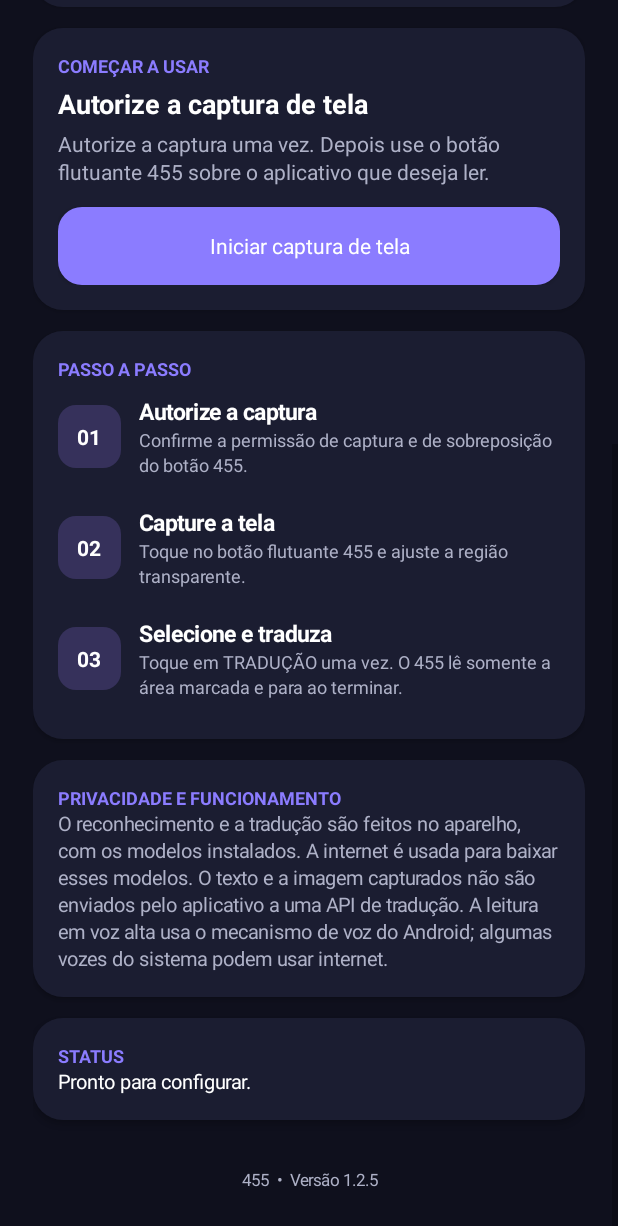
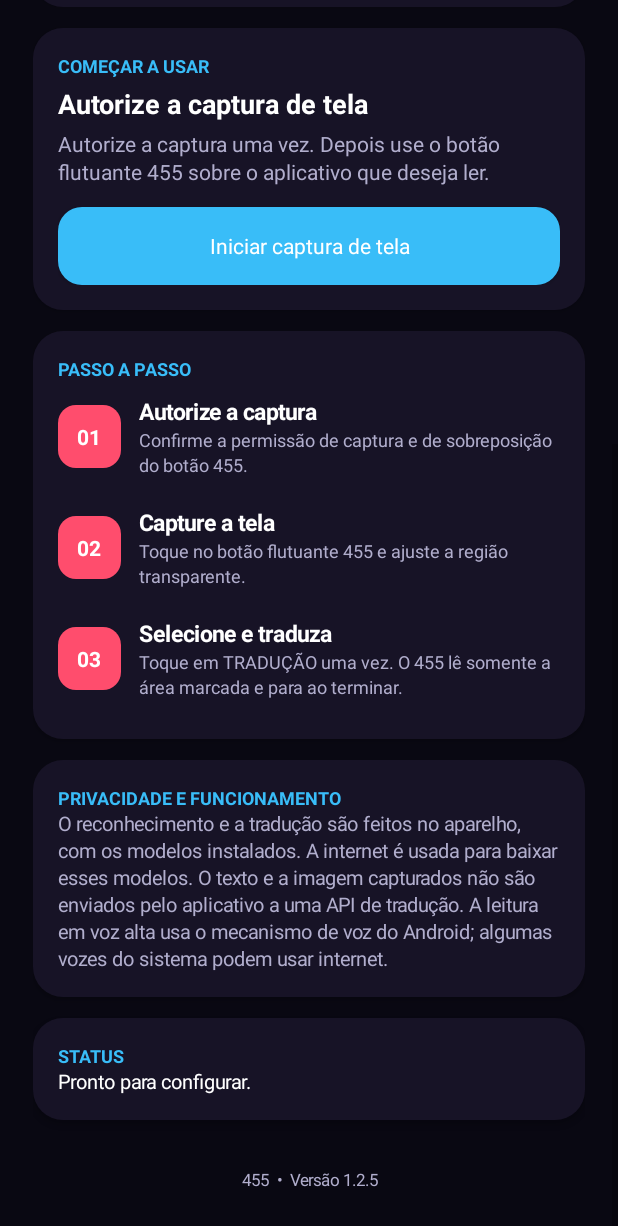
Before and after one commit to ohivyyctcvyovy-dotcom/cautious-waffle, an Android app: the screen it shows after launch (MainActivity), scrolled down 462 dp, on a phone screen of 412 x 824 dp. Shown: the top 1226 px of the screen. Run offline under Robolectric (Android 15) with nearby library versions, the phone set to English and light mode, and no system bars; libraries missing offline, so code that uses them is left out: io.github.yinvoker.foxlet.

Commit message:
Update 455 Japanese neon color palette

```diff
--- a/app/src/main/java/com/leitordetela/app/MainActivity.kt
+++ b/app/src/main/java/com/leitordetela/app/MainActivity.kt
@@ -36,10 +36,13 @@ class MainActivity : Activity() {
     private lateinit var installButton: Button
     private val projectionRequest = 455
     private val prefs by lazy { getSharedPreferences("455", MODE_PRIVATE) }
-    private val bg = Color.rgb(15, 16, 29)
-    private val card = Color.rgb(27, 29, 49)
-    private val accent = Color.rgb(139, 124, 255)
-    private val muted = Color.rgb(174, 177, 199)
+    // Japanese-inspired neon palette: midnight black, electric blue, sakura red and violet.
+    private val bg = Color.rgb(9, 8, 18)
+    private val card = Color.rgb(23, 19, 38)
+    private val accent = Color.rgb(57, 189, 248)
+    private val redAccent = Color.rgb(255, 77, 109)
+    private val violet = Color.rgb(155, 92, 255)
+    private val muted = Color.rgb(177, 174, 205)
 
     override fun onCreate(savedInstanceState: Bundle?) {
         super.onCreate(savedInstanceState)
@@ -58,7 +61,7 @@ class MainActivity : Activity() {
             typeface = Typeface.create("sans-serif-black", Typeface.NORMAL)
             setTextColor(Color.WHITE)
             gravity = Gravity.CENTER
-            background = rounded(accent, 22)
+            background = rounded(violet, 22)
             layoutParams = LinearLayout.LayoutParams(dp(76), dp(76)).apply {
                 gravity = Gravity.CENTER_HORIZONTAL
                 bottomMargin = dp(12)
@@ -76,9 +79,9 @@ class MainActivity : Activity() {
             setPadding(0, dp(5), 0, dp(8))
         })
         picker = Spinner(this).apply {
-            background = rounded(Color.rgb(67, 48, 125), 14)
+            background = rounded(Color.rgb(55, 37, 91), 14)
             setPadding(dp(10), dp(5), dp(10), dp(5))
-            if (Build.VERSION.SDK_INT >= 16) setPopupBackgroundDrawable(rounded(Color.rgb(47, 34, 88), 14))
+            if (Build.VERSION.SDK_INT >= 16) setPopupBackgroundDrawable(rounded(Color.rgb(35, 24, 59), 14))
             adapter = object : ArrayAdapter<Lang>(this@MainActivity, android.R.layout.simple_spinner_item, langs) {
                 private fun row(position: Int, convertView: View?, dropdown: Boolean): View {
                     val label = (convertView as? TextView) ?: TextView(this@MainActivity)
@@ -88,7 +91,7 @@ class MainActivity : Activity() {
                     label.setTextColor(Color.WHITE)
                     label.gravity = Gravity.CENTER_VERTICAL
                     label.setPadding(dp(14), dp(if (dropdown) 13 else 10), dp(14), dp(if (dropdown) 13 else 10))
-                    label.setBackgroundColor(if (dropdown) Color.rgb(47, 34, 88) else Color.rgb(67, 48, 125))
+                    label.setBackgroundColor(if (dropdown) Color.rgb(35, 24, 59) else Color.rgb(55, 37, 91))
                     return label
                 }
                 override fun getView(position: Int, convertView: View?, parent: android.view.ViewGroup) = row(position, convertView, false)
@@ -205,7 +208,7 @@ class MainActivity : Activity() {
             typeface = Typeface.DEFAULT_BOLD
             gravity = Gravity.CENTER
             setTextColor(Color.WHITE)
-            background = rounded(Color.rgb(54, 49, 91), 12)
+            background = rounded(redAccent, 12)
         }, LinearLayout.LayoutParams(dp(42), dp(42)))
         val copy = LinearLayout(this).apply {
             orientation = LinearLayout.VERTICAL
```
